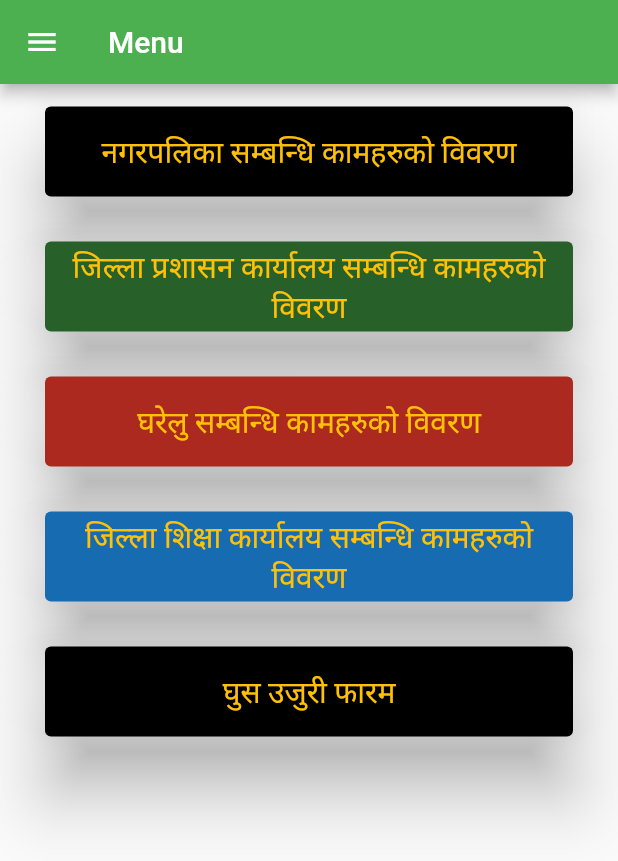
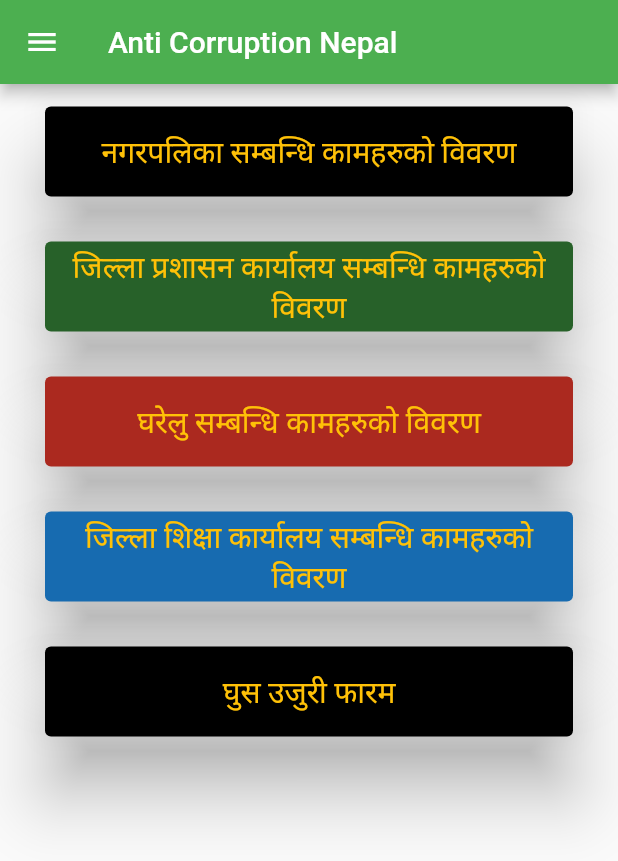
Before and after one commit to binitkc220/Anti-Corruption_App-Flutter, a Flutter app: the screen it shows after launch, on a phone screen of 412 x 824 dp. Shown: the top 861 px of the screen. Run offline on Flutter 3.47's test engine with Material 2 defaults, Android fonts, the phone set to English and light mode, and no system bars; our stand-ins replace dio, file_picker, flutter_screenutil; missing offline and left inert: splash_screen_view.

Commit message:
Changed Title for App Home Screen

```diff
--- a/lib/Screens/Home_Screen.dart
+++ b/lib/Screens/Home_Screen.dart
@@ -18,7 +18,7 @@ class _HomePageState extends State<HomePage> {
     return Scaffold(
       drawer: NavDrawer(),
       appBar: AppBar(
-        title: Text('Menu'),
+        title: Text('Anti Corruption Nepal'),
         backgroundColor: Colors.green,
       ),
       body: SingleChildScrollView(
```
